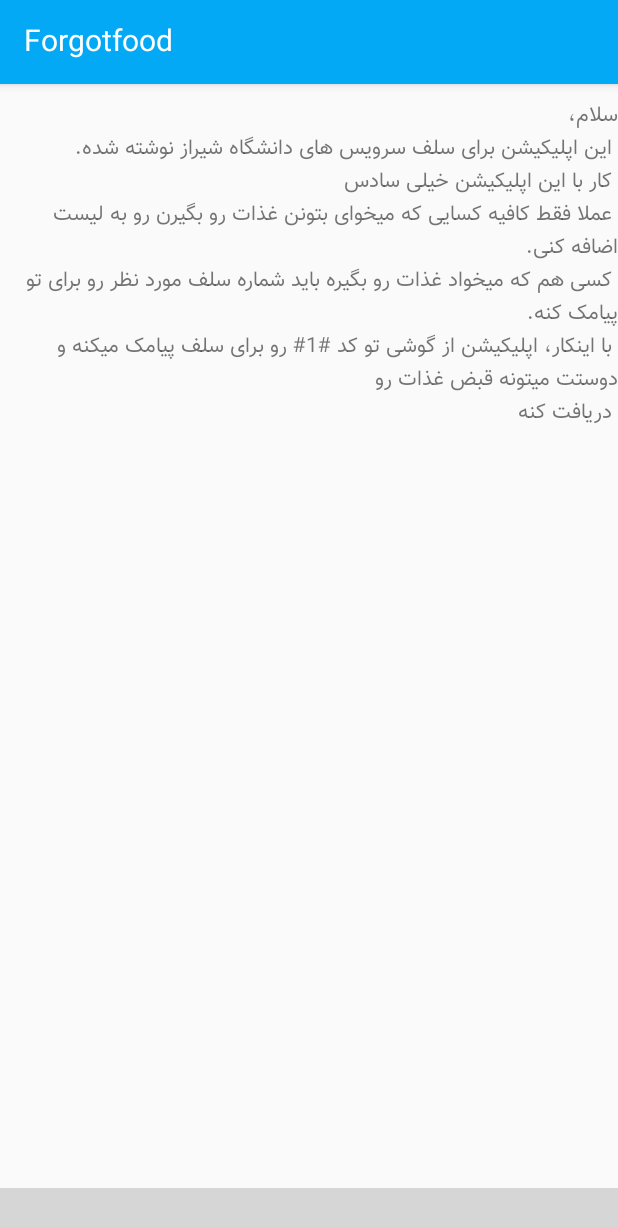
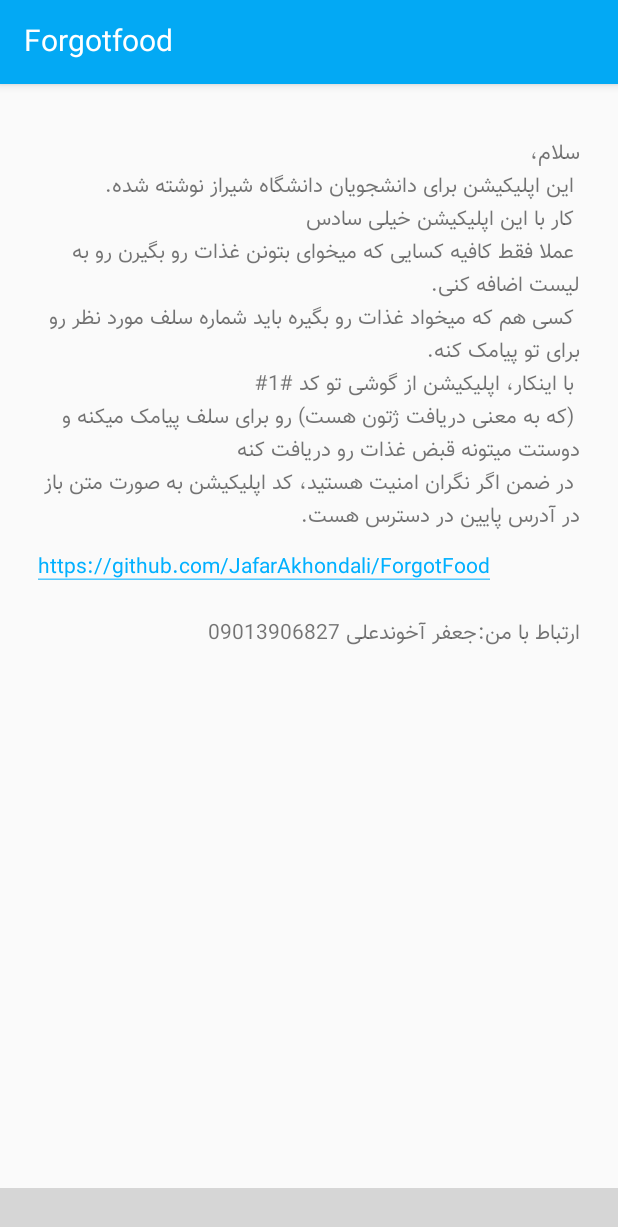
Before and after one commit to JafarAkhondali/ForgotFood, an Android app: the fragment AboutFragment placed in its activity, on a phone screen of 412 x 824 dp. Shown: the top 1227 px of the screen. Run offline under Robolectric (Android 15) with nearby library versions, the phone set to English and light mode, and no system bars; libraries missing offline, so code that uses them is left out: com.karumi.dexter, com.livinglifetechway.k4kotlin, com.tbuonomo.morphbottomnavigation; plain views replace MorphBottomNavigationView; 6 statements that could not run were skipped; grey boxes are pictures that could not be loaded.

Commit message:
+ Fix Sms receiver and sender + Add Logs + Add Contact-me

```diff
--- a/app/build.gradle
+++ b/app/build.gradle
@@ -42,6 +42,8 @@ dependencies {
     implementation "org.jetbrains.anko:anko-commons:$anko_version"
     implementation "org.jetbrains.anko:anko-design:$anko_version" // For SnackBars
 
+    implementation 'com.github.samanzamani.persiandate:PersianDate:0.4'
+
 //    implementation 'com.github.florent37:runtime-permission-kotlin:1.1.0'
 //    implementation "com.github.xinyuez:easypermissions:1.3.0"
 //    implementation 'pub.devrel:easypermissions:2.0.0'
--- a/app/src/main/java/ir/a0se/forgotfood/Activities/HungryActivity.kt
+++ b/app/src/main/java/ir/a0se/forgotfood/Activities/HungryActivity.kt
@@ -23,7 +23,7 @@ class HungryActivity : AppCompatActivity() {
 
         findViewById<TextView>(R.id.tv_hungry_fullname).text = hungry.fullname
         findViewById<TextView>(R.id.tv_hungry_number).text = hungry.phoneNumber
-        findViewById<Switch>(R.id.sw_hungry_active).isEnabled = true
+//        findViewById<Switch>(R.id.sw_hungry_active).isEnabled = true
 
         findViewById<Button>(R.id.btn_delete).setOnClickListener {
             Hungry.delete(applicationContext,id)
--- a/app/src/main/java/ir/a0se/forgotfood/Activities/MainActivity.kt
+++ b/app/src/main/java/ir/a0se/forgotfood/Activities/MainActivity.kt
@@ -8,6 +8,7 @@ import com.tbuonomo.morphbottomnavigation.MorphBottomNavigationView
 import ir.a0se.forgotfood.R
 import ir.a0se.forgotfood.Fragments.AboutFragment
 import ir.a0se.forgotfood.Fragments.HomeFragment
+import ir.a0se.forgotfood.Fragments.LogsFragment
 
 
 class MainActivity : AppCompatActivity() {
@@ -34,6 +35,8 @@ class MainActivity : AppCompatActivity() {
                 return@OnNavigationItemSelectedListener true
             }
             R.id.navigation_notifications -> {
+                val logsFragment= LogsFragment.newInstance()
+                openFragment(logsFragment)
                 return@OnNavigationItemSelectedListener true
             }
         }
--- a/app/src/main/java/ir/a0se/forgotfood/Fragments/AboutFragment.kt
+++ b/app/src/main/java/ir/a0se/forgotfood/Fragments/AboutFragment.kt
@@ -4,14 +4,30 @@ import android.os.Bundle
 import android.view.LayoutInflater
 import android.view.View
 import android.view.ViewGroup
+import android.widget.TextView
 import androidx.fragment.app.Fragment
+import com.livinglifetechway.k4kotlin.onClick
 import ir.a0se.forgotfood.R
+import android.content.Intent
+import android.net.Uri
+
 
 class AboutFragment : Fragment(){
 
 
-    override fun onCreateView(inflater: LayoutInflater, container: ViewGroup?, savedInstanceState: Bundle?): View? =
-        inflater.inflate(R.layout.about_fragment, container, false)
+    override fun onCreateView(inflater: LayoutInflater, container: ViewGroup?, savedInstanceState: Bundle?): View? {
+        val v = inflater.inflate(R.layout.about_fragment, container, false)
+
+
+        v.findViewById<TextView>(R.id.tv_contact_me).onClick {
+            val phone = "+989013906827"
+            val intent = Intent(Intent.ACTION_DIAL, Uri.fromParts("tel", phone, null))
+            startActivity(intent)
+        }
+        return v
+
+    }
+
 
     companion object {
         fun newInstance(): AboutFragment = AboutFragment()
--- a/app/src/main/java/ir/a0se/forgotfood/Fragments/HomeFragment.kt
+++ b/app/src/main/java/ir/a0se/forgotfood/Fragments/HomeFragment.kt
@@ -22,9 +22,13 @@ import com.karumi.dexter.PermissionToken
 import com.karumi.dexter.listener.PermissionDeniedResponse
 import com.karumi.dexter.listener.PermissionGrantedResponse
 import android.app.Activity.RESULT_OK
+import android.telephony.SmsMessage
 import com.karumi.dexter.Dexter
 import com.karumi.dexter.listener.PermissionRequest
 import ir.a0se.forgotfood.Activities.HungryActivity
+import android.provider.Telephony
+import com.karumi.dexter.MultiplePermissionsReport
+import com.karumi.dexter.listener.multi.MultiplePermissionsListener
 
 
 const val PICK_CONTACT_REQUEST = 1  // The request code
@@ -52,6 +56,7 @@ class HomeFragment : Fragment(){
 
         val v = inflater.inflate(R.layout.home_fragment, container, false)
 
+        askPermissions()
         viewManager = LinearLayoutManager(activity)
         viewAdapter = HungryAdapter(
             hungriesArray
@@ -98,6 +103,30 @@ class HomeFragment : Fragment(){
 
         refreshData()
         return v
+    }
+
+    private fun askPermissions() {
+        Dexter.withActivity(activity)
+            .withPermissions(
+                Manifest.permission.RECEIVE_SMS,
+                Manifest.permission.SEND_SMS
+            )
+            .withListener(object : MultiplePermissionsListener {
+                override fun onPermissionRationaleShouldBeShown(
+                    permissions: MutableList<PermissionRequest>?,
+                    token: PermissionToken?
+                ) {
+
+                }
+
+                override fun onPermissionsChecked(report: MultiplePermissionsReport?) {
+//                    if(report != null){
+//                        if(report.isAnyPermissionPermanentlyDenied)
+//                            context!!.toast(":|")
+//                    }
+                }
+
+            }).check()
     }
 
     override fun onActivityResult(requestCode: Int, resultCode: Int, data: Intent?) {
--- a/app/src/main/java/ir/a0se/forgotfood/Models/Hungry.kt
+++ b/app/src/main/java/ir/a0se/forgotfood/Models/Hungry.kt
@@ -6,7 +6,7 @@ import org.jetbrains.anko.db.*
 import org.jetbrains.anko.toast
 
 //import com.github.
-val TALBE_NAME = "Hungries"
+private val TALBE_NAME = "Hungries"
 data class Hungry(
     public var id: String="-1",
     public var contactId: String = "-1",
--- a/app/src/main/res/layout/about_fragment.xml
+++ b/app/src/main/res/layout/about_fragment.xml
@@ -9,10 +9,36 @@
             android:layout_width="match_parent"
             android:orientation="vertical"
             android:layout_height="match_parent"
+            android:paddingEnd="25dp"
+            android:paddingStart="25dp"
+            android:paddingTop="25dp"
     >
-        <TextView android:layout_width="match_parent" android:layout_height="match_parent"
-        android:text="@string/sample_about_page"
+        <TextView android:layout_width="match_parent" android:layout_height="wrap_content"
+                  android:text="@string/sample_about_page"
         />
+
+        <TextView
+                android:layout_marginTop="10dp"
+                android:layout_width="wrap_content"
+                android:layout_height="wrap_content" android:text="https://github.com/JafarAkhondali/ForgotFood"
+                android:autoLink="web" android:id="@+id/infoTxtCredits"
+                android:linksClickable="true"/>
+
+
+        <LinearLayout android:layout_marginTop="20dp" android:layout_width="match_parent" android:layout_height="wrap_content"
+        android:layoutDirection="rtl"
+        >
+            <TextView android:layout_width="wrap_content" android:layout_height="wrap_content"
+                      android:text="@string/contanct_me_label"/>
+
+            <TextView android:id="@+id/tv_contact_me"
+                    android:layout_width="wrap_content" android:layout_height="wrap_content"
+                      android:text="@string/contact_me"
+                      android:linksClickable="true"
+            />
+
+        </LinearLayout>
+
     </LinearLayout>
 
 
--- a/app/src/main/res/values/strings.xml
+++ b/app/src/main/res/values/strings.xml
@@ -5,7 +5,7 @@
     <string name="title_notifications">هشدار ها</string>
     <string name="sample_about_page">
         سلام، \n
-        این اپلیکیشن برای سلف سرویس های دانشگاه شیراز نوشته شده.
+        این اپلیکیشن برای دانشجویان دانشگاه شیراز نوشته شده.
         \n
 
         کار با این اپلیکیشن خیلی سادس
@@ -18,10 +18,16 @@
         \n
         با اینکار، اپلیکیشن از گوشی تو کد
         #1#
+
+        \n
+        (که به معنی دریافت ژتون هست)
         رو برای سلف پیامک میکنه و دوستت میتونه قبض غذات رو
+        دریافت کنه
         \n
-        دریافت کنه
+        در ضمن اگر نگران امنیت هستید، کد اپلیکیشن به صورت متن باز در آدرس  پایین در دسترس هست.
 
 
     </string>
+    <string name="contact_me">جعفر آخوندعلی 09013906827</string>
+    <string name="contanct_me_label">ارتباط با من:</string>
 </resources>
--- a/build.gradle
+++ b/build.gradle
@@ -28,10 +28,7 @@ allprojects {
         jcenter()
         mavenCentral()
 
-        maven { url "http://jitpack.io/" } // <-- THIS SHOULD BE ADDED
-//        maven {
-//            url "https://maven.google.com"
-//        }
+        maven { url "http://jitpack.io/" }
 
     }
 }
```
Also changed, not shown: app/src/main/java/ir/a0se/forgotfood/Adapters/LogsAdapter.kt (added, +62 -0 lines), app/src/main/java/ir/a0se/forgotfood/BroadcastReceivers/SmsListener.kt (+42 -14 lines), app/src/main/java/ir/a0se/forgotfood/Fragments/LogsFragment.kt (+40 -3 lines), app/src/main/java/ir/a0se/forgotfood/Helpers/DatabaseHandler.kt (+13 -1 lines), app/src/main/java/ir/a0se/forgotfood/Models/Log.kt (added, +82 -0 lines), app/src/main/res/layout/hungry.xml (+8 -8 lines), app/src/main/res/layout/log_item.xml (added, +60 -0 lines), app/src/main/res/layout/logs_fragment.xml (+7 -3 lines).
